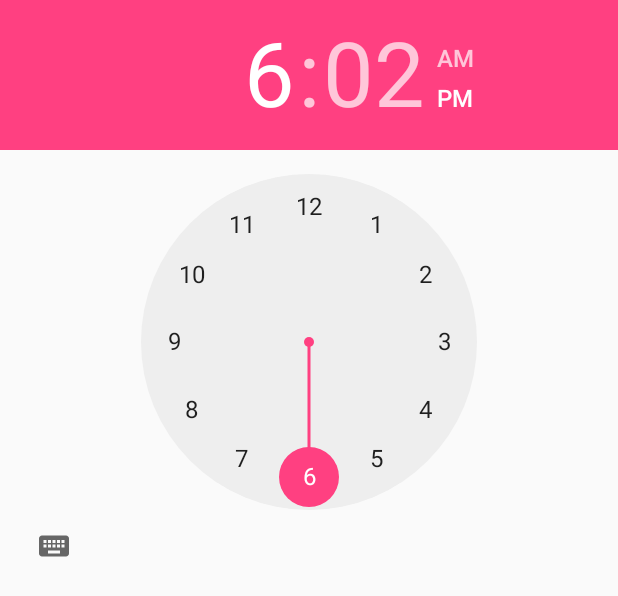
After one commit to gerin98/Alarm, an Android app: the layout alarm_layout.xml on its own in the app's theme, with its tools: preview values and no code run, on a phone screen of 412 x 824 dp. The commit adds this screen. Shown: the top 596 px of the screen. Run offline under Robolectric (Android 15) with nearby library versions, the phone set to English and light mode, and no system bars; Roboto replaces fonts that are not available here.

```diff
--- /dev/null
+++ b/app/src/main/res/layout/alarm_layout.xml
@@ -0,0 +1,13 @@
+<?xml version="1.0" encoding="utf-8"?>
+<RelativeLayout
+    xmlns:android="http://schemas.android.com/apk/res/android" android:layout_width="match_parent"
+    android:layout_height="match_parent">
+
+
+    <TimePicker
+        android:layout_width="wrap_content"
+        android:layout_height="wrap_content">
+
+    </TimePicker>
+
+</RelativeLayout>
```
Also changed, not shown: app/src/main/java/com/example/gerin/alarm/MainActivity.java (+13 -10 lines), app/src/main/java/com/example/gerin/alarm/SliderAdapter.java (+24 -11 lines), app/src/main/java/com/example/gerin/alarm/alarmChooserActivity.java (+6 -5 lines), app/src/main/res/layout/clock_layout.xml (+10 -10 lines), 5 other files.
